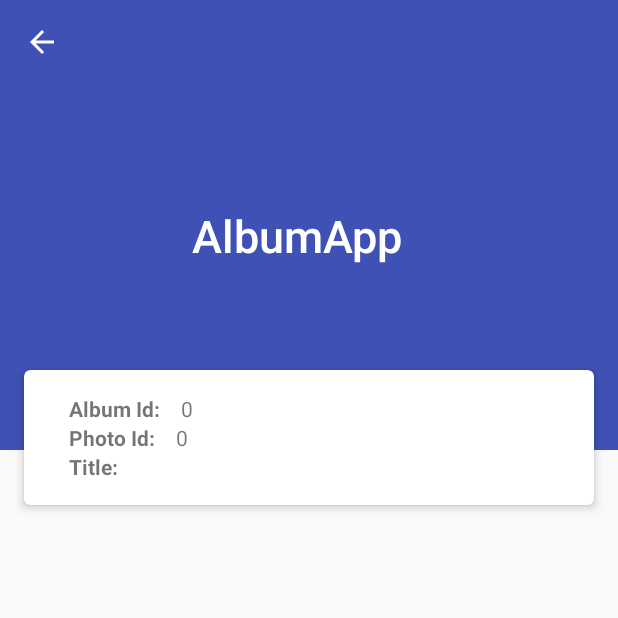
After one commit to myalcindelioglu/AlbumApp, an Android app: the PhotoDetailActivity screen opened directly, with no data from a screen before it, on a phone screen of 412 x 824 dp, the top half of it. The commit adds this screen. Run offline under Robolectric (Android 15) with nearby library versions, the phone set to English and light mode, and no system bars; our stand-ins replace RxJava, data binding; network calls fail; pictures from the network do not load; 1 statement that could not run was skipped.

Commit message:
Photo Detail Activity is added.

```diff
--- a/app/build.gradle
+++ b/app/build.gradle
@@ -34,6 +34,7 @@ dependencies {
     implementation supportDependencies.appCompat
     implementation supportDependencies.design
     implementation supportDependencies.recyclerView
+    implementation supportDependencies.cardView
 
     implementation retrofitDependencies.retrofit
     implementation retrofitDependencies.gson
--- a/app/src/main/AndroidManifest.xml
+++ b/app/src/main/AndroidManifest.xml
@@ -24,6 +24,8 @@
         <activity
             android:label="@string/photo_list_label"
             android:name=".view.PhotoListActivity"/>
+        <activity
+            android:name=".view.PhotoDetailActivity"/>
     </application>
 
 </manifest>
--- a/app/src/main/java/com/myd/albumapp/model/BasePhoto.java
+++ b/app/src/main/java/com/myd/albumapp/model/BasePhoto.java
@@ -7,6 +7,7 @@ package com.myd.albumapp.model;
 
 public interface BasePhoto {
     int getId();
+    int getAlbumId();
     String getTitle();
     String getUrl();
     String getThumbnailUrl();
--- a/app/src/main/java/com/myd/albumapp/model/Photo.java
+++ b/app/src/main/java/com/myd/albumapp/model/Photo.java
@@ -1,13 +1,16 @@
 package com.myd.albumapp.model;
+
+import java.io.Serializable;
 
 /**
  * Created by MYD on 12/18/17.
  *
  */
 
-public class Photo implements BasePhoto {
+public class Photo implements BasePhoto, Serializable {
 
     private int id;
+    private int albumId;
     private String title;
     private String url;
     private String thumbnailUrl;
@@ -15,6 +18,11 @@ public class Photo implements BasePhoto {
     @Override
     public int getId() {
         return id;
+    }
+
+    @Override
+    public int getAlbumId() {
+        return albumId;
     }
 
     @Override
@@ -36,6 +44,10 @@ public class Photo implements BasePhoto {
         this.id = id;
     }
 
+    public void setAlbumId(int albumId) {
+        this.albumId = albumId;
+    }
+
     public void setTitle(String title) {
         this.title = title;
     }
--- /dev/null
+++ b/app/src/main/java/com/myd/albumapp/view/PhotoDetailActivity.java
@@ -0,0 +1,56 @@
+package com.myd.albumapp.view;
+
+import android.databinding.DataBindingUtil;
+import android.os.Bundle;
+import android.support.annotation.Nullable;
+import android.support.v7.app.AppCompatActivity;
+import android.view.MenuItem;
+
+import com.myd.albumapp.R;
+import com.myd.albumapp.databinding.ActivityPhotoDetailBinding;
+import com.myd.albumapp.model.Photo;
+import com.myd.albumapp.viewmodel.PhotoDetailViewModel;
+
+/**
+ * Created by MYD on 1/2/18.
+ *
+ */
+
+public class PhotoDetailActivity extends AppCompatActivity {
+
+    private ActivityPhotoDetailBinding photoDetailActBinding;
+
+    @SuppressWarnings("ConstantConditions")
+    @Override
+    protected void onCreate(@Nullable Bundle savedInstanceState) {
+        super.onCreate(savedInstanceState);
+        initDataBinding();
+        setSupportActionBar(photoDetailActBinding.activityPhotoDetailToolbar);
+        getSupportActionBar().setDisplayHomeAsUpEnabled(true);
+
+    }
+
+    @Override
+    public boolean onOptionsItemSelected(MenuItem item) {
+        switch (item.getItemId()) {
+            case android.R.id.home:
+                onBackPressed();
+                return true;
+            default:
+                return super.onOptionsItemSelected(item);
+        }
+    }
+
+    private void initDataBinding() {
+        photoDetailActBinding = DataBindingUtil.setContentView(this, R.layout.activity_photo_detail);
+        PhotoDetailViewModel photoDetailViewModel = new PhotoDetailViewModel(getPhotoFromExtra());
+        photoDetailActBinding.setPhotoDetailViewModel(photoDetailViewModel);
+    }
+
+    private Photo getPhotoFromExtra() {
+        Bundle extras = this.getIntent().getExtras();
+        return extras == null ?  new Photo():
+                (Photo) extras.getSerializable(
+                        PhotoDetailViewModel.SELECTED_PHOTO_BUNDLE_TEXT);
+    }
+}
--- /dev/null
+++ b/app/src/main/java/com/myd/albumapp/viewmodel/PhotoDetailViewModel.java
@@ -0,0 +1,54 @@
+package com.myd.albumapp.viewmodel;
+
+import android.content.Context;
+import android.databinding.BaseObservable;
+import android.databinding.BindingAdapter;
+import android.databinding.ObservableField;
+import android.databinding.ObservableInt;
+import android.util.Log;
+import android.view.View;
+import android.widget.ImageView;
+
+import com.bumptech.glide.Glide;
+import com.myd.albumapp.model.Photo;
+
+import java.util.List;
+import java.util.Observable;
+
+import io.reactivex.Single;
+
+/**
+ * Created by MYD on 12/17/17.
+ *
+ */
+
+public class PhotoDetailViewModel extends Observable
+        implements BaseViewModel<Photo> {
+
+    public static final String SELECTED_PHOTO_BUNDLE_TEXT = "SELECTED_PHOTO_BUNDLE_TEXT";
+    private Photo photo;
+
+    public ObservableField<String> photoIdText;
+    public ObservableField<String> photoAlbumIdText;
+    public ObservableField<String> photoTitleText;
+
+    public PhotoDetailViewModel(Photo photo) {
+        this.photo = photo;
+        photoIdText = new ObservableField<>(String.valueOf(photo.getId()));
+        photoAlbumIdText = new ObservableField<>(String.valueOf(photo.getAlbumId()));
+        photoTitleText = new ObservableField<>(photo.getTitle());
+    }
+
+    public String getPhotoUrl() {
+        return photo.getUrl();
+    }
+
+    @BindingAdapter("imageUrl") public static void setPhotoUrl(ImageView imageView, String url) {
+        Glide.with(imageView.getContext()).load(url).into(imageView);
+    }
+
+    @Override
+    public Single<List<Photo>> fetch() {
+        throw new UnsupportedOperationException();
+    }
+}
--- a/app/src/main/java/com/myd/albumapp/viewmodel/PhotoItemViewModel.java
+++ b/app/src/main/java/com/myd/albumapp/viewmodel/PhotoItemViewModel.java
@@ -1,6 +1,7 @@
 package com.myd.albumapp.viewmodel;
 
 import android.content.Context;
+import android.content.Intent;
 import android.databinding.BaseObservable;
 import android.databinding.BindingAdapter;
 import android.databinding.ObservableField;
@@ -11,6 +12,7 @@ import android.widget.ImageView;
 
 import com.bumptech.glide.Glide;
 import com.myd.albumapp.model.Photo;
+import com.myd.albumapp.view.PhotoDetailActivity;
 
 import java.util.List;
 
@@ -59,6 +61,9 @@ public class PhotoItemViewModel extends BaseObservable
     @SuppressWarnings("unused")
     public void onClickItem(View view) {
         Log.d(TAG, photo.getId() + " is clicked");
+        Intent intent = new Intent(context, PhotoDetailActivity.class);
+        intent.putExtra(PhotoDetailViewModel.SELECTED_PHOTO_BUNDLE_TEXT, photo);
+        context.startActivity(intent);
     }
 
     @Override
--- /dev/null
+++ b/app/src/main/res/layout/activity_photo_detail.xml
@@ -0,0 +1,150 @@
+<?xml version="1.0" encoding="utf-8"?>
+<layout xmlns:android="http://schemas.android.com/apk/res/android"
+    xmlns:app="http://schemas.android.com/apk/res-auto">
+
+    <data>
+        <variable
+            name="photoDetailViewModel"
+            type="com.myd.albumapp.viewmodel.PhotoDetailViewModel" />
+    </data>
+
+    <android.support.design.widget.CoordinatorLayout
+        android:layout_width="match_parent"
+        android:layout_height="match_parent"
+        android:fitsSystemWindows="true">
+
+        <android.support.design.widget.AppBarLayout
+            android:layout_width="match_parent"
+            android:layout_height="wrap_content"
+            android:fitsSystemWindows="true"
+            android:theme="@style/ThemeOverlay.AppCompat.Dark.ActionBar">
+
+            <android.support.design.widget.CollapsingToolbarLayout
+                android:layout_width="match_parent"
+                android:layout_height="300dp"
+                android:fitsSystemWindows="true"
+                app:contentScrim="?attr/colorPrimary"
+                app:expandedTitleGravity="center"
+                app:expandedTitleMarginBottom="16dp"
+                app:expandedTitleMarginEnd="64dp"
+                app:expandedTitleMarginStart="48dp"
+                app:expandedTitleTextAppearance="@style/CollapsingTextAppearance.TitleSize"
+                app:layout_scrollFlags="scroll|exitUntilCollapsed"
+                app:title="@{photoDetailViewModel.photoTitleText}">
+
+                <ImageView
+                    android:layout_width="match_parent"
+                    android:layout_height="match_parent"
+                    android:fitsSystemWindows="true"
+                    android:scaleType="centerCrop"
+                    android:tint="@color/colorAccent"
+                    app:imageUrl="@{photoDetailViewModel.photoUrl}"
+                    app:layout_collapseMode="parallax"/>
+
+                <android.support.v7.widget.Toolbar
+                    android:id="@+id/activity_photo_detail_toolbar"
+                    android:layout_width="match_parent"
+                    android:layout_height="?attr/actionBarSize"
+                    app:layout_collapseMode="pin"
+                    app:popupTheme="@style/ThemeOverlay.AppCompat.Light" />
+
+            </android.support.design.widget.CollapsingToolbarLayout>
+        </android.support.design.widget.AppBarLayout>
+
+        <android.support.v4.widget.NestedScrollView
+            android:layout_width="match_parent"
+            android:layout_height="match_parent"
+            android:scrollbars="none"
+            app:behavior_overlapTop="69dp"
+            app:layout_behavior="@string/appbar_scrolling_view_behavior">
+
+            <android.support.v7.widget.CardView
+                android:id="@+id/activity_photo_detail_card"
+                android:layout_width="match_parent"
+                android:layout_height="wrap_content"
+                android:layout_margin="16dp"
+                app:cardBackgroundColor="@android:color/white"
+                app:cardCornerRadius="4dp"
+                app:cardElevation="4dp"
+                app:contentPaddingBottom="16dp"
+                app:contentPaddingLeft="16dp"
+                app:contentPaddingRight="16dp"
+                app:contentPaddingTop="16dp">
+
+            <LinearLayout
+                android:layout_width="match_parent"
+                android:layout_height="wrap_content"
+                android:orientation="vertical">
+
+                <RelativeLayout
+                    android:layout_width="match_parent"
+                    android:layout_height="wrap_content">
+
+                    <TextView
+                        android:id="@+id/activity_photo_detail_album_id_prefix"
+                        android:layout_width="wrap_content"
+                        android:layout_height="wrap_content"
+                        android:layout_centerVertical="true"
+                        android:layout_marginStart="14dp"
+                        android:text="@string/photo_detail_album_id_prefix"
+                        android:textStyle="bold" />
+
+                    <TextView
+                        android:layout_width="wrap_content"
+                        android:layout_height="wrap_content"
+                        android:layout_centerVertical="true"
+                        android:layout_marginStart="14dp"
+                        android:layout_toEndOf="@+id/activity_photo_detail_album_id_prefix"
+                        android:text="@{photoDetailViewModel.photoAlbumIdText}" />
+                </RelativeLayout>
+
+
+                <RelativeLayout
+                    android:layout_width="match_parent"
+                    android:layout_height="wrap_content">
+
+                    <TextView
+                        android:id="@+id/activity_photo_detail_id_prefix"
+                        android:layout_width="wrap_content"
+                        android:layout_height="wrap_content"
+                        android:layout_centerVertical="true"
+                        android:layout_marginStart="14dp"
+                        android:text="@string/photo_detail_photo_id_prefix"
+                        android:textStyle="bold" />
+
+                    <TextView
+                        android:layout_width="wrap_content"
+                        android:layout_height="wrap_content"
+                        android:layout_centerVertical="true"
+                        android:layout_marginStart="14dp"
+                        android:layout_toEndOf="@+id/activity_photo_detail_id_prefix"
+                        android:text="@{photoDetailViewModel.photoIdText}" />
+                </RelativeLayout>
+
+                <RelativeLayout
+                    android:layout_width="match_parent"
+                    android:layout_height="wrap_content">
+
+                    <TextView
+                        android:id="@+id/activity_photo_detail_title_prefix"
+                        android:layout_width="wrap_content"
+                        android:layout_height="wrap_content"
+                        android:layout_centerVertical="true"
+                        android:layout_marginStart="14dp"
+                        android:text="@string/photo_detail_title_prefix"
+                        android:textStyle="bold" />
+
+                    <TextView
+                        android:layout_width="wrap_content"
+                        android:layout_height="wrap_content"
+                        android:layout_centerVertical="true"
+                        android:layout_marginStart="14dp"
+                        android:layout_toEndOf="@+id/activity_photo_detail_title_prefix"
+                        android:text="@{photoDetailViewModel.photoTitleText}" />
+                </RelativeLayout>
+            </LinearLayout>
+            </android.support.v7.widget.CardView>
+        </android.support.v4.widget.NestedScrollView>
+    </android.support.design.widget.CoordinatorLayout>
+
+</layout>
--- a/app/src/main/res/values/strings.xml
+++ b/app/src/main/res/values/strings.xml
@@ -6,4 +6,7 @@
     <string name="photo_list_label">Photo List</string>
     <string name="photo_list_empty_label_default_text">No Photos!</string>
     <string name="photo_list_empty_label_error_text">An error is occurred, please try again later.</string>
+    <string name="photo_detail_album_id_prefix">Album Id: </string>
+    <string name="photo_detail_photo_id_prefix">Photo Id: </string>
+    <string name="photo_detail_title_prefix">Title: </string>
 </resources>
--- a/app/src/main/res/values/styles.xml
+++ b/app/src/main/res/values/styles.xml
@@ -17,4 +17,10 @@
 
     <style name="AppTheme.PopupOverlay" parent="ThemeOverlay.AppCompat.Light" />
 
+    <style name="CollapsingTextAppearance" parent="Base.TextAppearance.AppCompat.Widget.ActionBar.Title"/>
+
+    <style name="CollapsingTextAppearance.TitleSize" >
+        <item name="android:textSize">30sp</item>
+    </style>
+
 </resources>
--- a/gradle-scripts/dependencies.gradle
+++ b/gradle-scripts/dependencies.gradle
@@ -1,7 +1,7 @@
 ext {
 
   //Version
-  supportVersion = '27.0.1'
+  supportVersion = '27.0.2'
 
   retrofitVersion = '2.2.0'
   rxAndroidVersion = '2.0.1'
```
